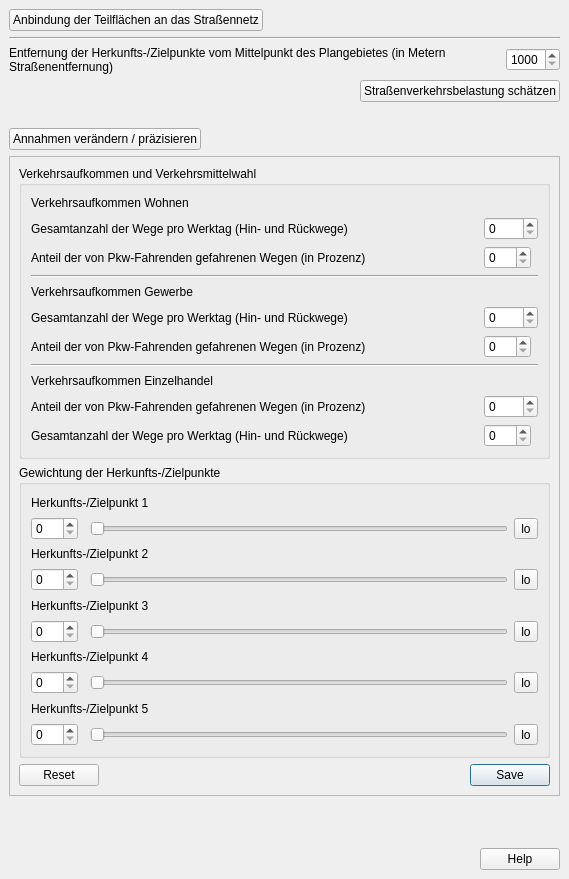
Above: projektcheck/ProjektCheck_dockwidget_analysis_03-ViU.ui from projektcheck/ProjektCheck-QGIS before the change. Below: the same form after it.
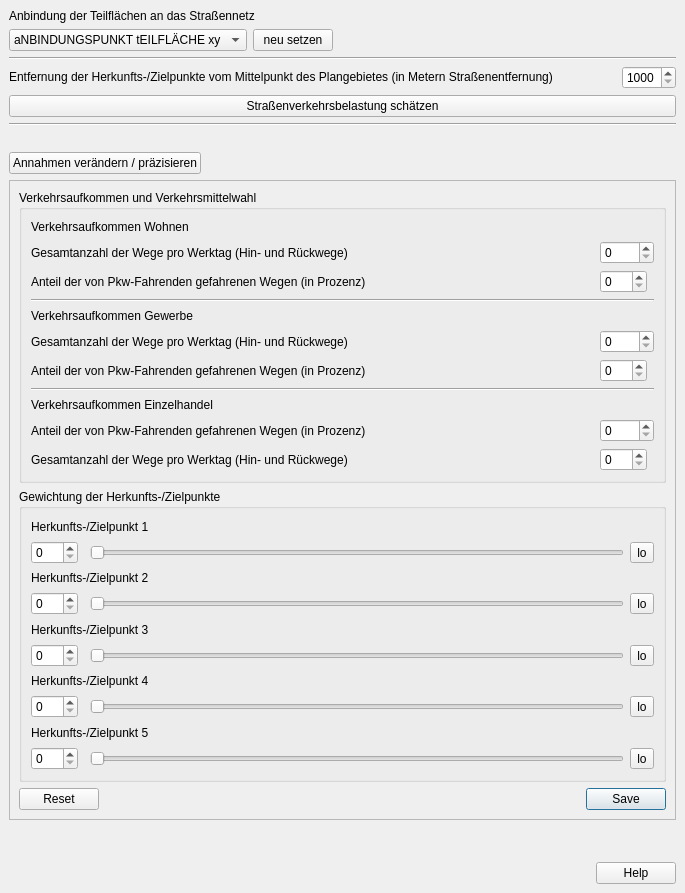
That is the form after the change.

```diff
--- a/projektcheck/ProjektCheck_dockwidget_analysis_03-ViU.ui
+++ b/projektcheck/ProjektCheck_dockwidget_analysis_03-ViU.ui
@@ -6,8 +6,8 @@
    <rect>
     <x>0</x>
     <y>0</y>
-    <width>569</width>
-    <height>879</height>
+    <width>685</width>
+    <height>893</height>
    </rect>
   </property>
   <property name="windowTitle">
@@ -15,14 +15,46 @@
   </property>
   <widget class="QWidget" name="dockWidgetContents">
    <layout class="QGridLayout" name="gridLayout">
-    <item row="1" column="0" colspan="2">
-     <widget class="Line" name="line_3">
-      <property name="orientation">
-       <enum>Qt::Horizontal</enum>
-      </property>
-     </widget>
+    <item row="2" column="0" colspan="2">
+     <layout class="QHBoxLayout" name="horizontalLayout">
+      <item>
+       <widget class="QComboBox" name="comboBox">
+        <property name="minimumSize">
+         <size>
+          <width>200</width>
+          <height>0</height>
+         </size>
+        </property>
+        <item>
+         <property name="text">
+          <string>aNBINDUNGSPUNKT tEILFLÄCHE xy</string>
+         </property>
+        </item>
+       </widget>
+      </item>
+      <item>
+       <widget class="QPushButton" name="pushButton">
+        <property name="text">
+         <string>neu setzen</string>
+        </property>
+       </widget>
+      </item>
+      <item>
+       <spacer name="horizontalSpacer">
+        <property name="orientation">
+         <enum>Qt::Horizontal</enum>
+        </property>
+        <property name="sizeHint" stdset="0">
+         <size>
+          <width>40</width>
+          <height>20</height>
+         </size>
+        </property>
+       </spacer>
+      </item>
+     </layout>
     </item>
-    <item row="7" column="1">
+    <item row="9" column="1">
      <widget class="QSpinBox" name="spinBox_5">
       <property name="sizePolicy">
        <sizepolicy hsizetype="Fixed" vsizetype="Fixed">
@@ -38,36 +70,7 @@
       </property>
      </widget>
     </item>
-    <item row="0" column="0">
-     <widget class="QPushButton" name="pushButton_13">
-      <property name="sizePolicy">
-       <sizepolicy hsizetype="Fixed" vsizetype="Fixed">
-        <horstretch>0</horstretch>
-        <verstretch>0</verstretch>
-       </sizepolicy>
-      </property>
-      <property name="text">
-       <string>Anbindung der Teilflächen an das Straßennetz</string>
-      </property>
-     </widget>
-    </item>
-    <item row="8" column="0" colspan="2">
-     <widget class="QPushButton" name="pushButton_14">
-      <property name="sizePolicy">
-       <sizepolicy hsizetype="Fixed" vsizetype="Fixed">
-        <horstretch>0</horstretch>
-        <verstretch>0</verstretch>
-       </sizepolicy>
-      </property>
-      <property name="layoutDirection">
-       <enum>Qt::RightToLeft</enum>
-      </property>
-      <property name="text">
-       <string>Straßenverkehrsbelastung schätzen</string>
-      </property>
-     </widget>
-    </item>
-    <item row="9" column="0">
+    <item row="12" column="0">
      <spacer name="horizontalSpacer_3">
       <property name="orientation">
        <enum>Qt::Horizontal</enum>
@@ -80,7 +83,30 @@
       </property>
      </spacer>
     </item>
-    <item row="13" column="0" colspan="2">
+    <item row="3" column="0" colspan="2">
+     <widget class="Line" name="line_3">
+      <property name="orientation">
+       <enum>Qt::Horizontal</enum>
+      </property>
+     </widget>
+    </item>
+    <item row="10" column="0" colspan="2">
+     <widget class="QPushButton" name="pushButton_14">
+      <property name="sizePolicy">
+       <sizepolicy hsizetype="Ignored" vsizetype="Fixed">
+        <horstretch>0</horstretch>
+        <verstretch>0</verstretch>
+       </sizepolicy>
+      </property>
+      <property name="layoutDirection">
+       <enum>Qt::RightToLeft</enum>
+      </property>
+      <property name="text">
+       <string>Straßenverkehrsbelastung schätzen</string>
+      </property>
+     </widget>
+    </item>
+    <item row="16" column="0" colspan="2">
      <widget class="QDialogButtonBox" name="buttonBox_3">
       <property name="layoutDirection">
        <enum>Qt::LeftToRight</enum>
@@ -93,7 +119,29 @@
       </property>
      </widget>
     </item>
-    <item row="11" column="0" colspan="2">
+    <item row="13" column="0">
+     <widget class="QPushButton" name="pushButton_15">
+      <property name="sizePolicy">
+       <sizepolicy hsizetype="Fixed" vsizetype="Fixed">
+        <horstretch>0</horstretch>
+        <verstretch>0</verstretch>
+       </sizepolicy>
+      </property>
+      <property name="toolTip">
+       <string>Der Aufplopteil wird eher als xtra Dialog umgesetzt ...</string>
+      </property>
+      <property name="text">
+       <string>Annahmen verändern / präzisieren</string>
+      </property>
+      <property name="checkable">
+       <bool>true</bool>
+      </property>
+      <property name="flat">
+       <bool>false</bool>
+      </property>
+     </widget>
+    </item>
+    <item row="14" column="0" colspan="2">
      <widget class="QScrollArea" name="scrollArea">
       <property name="minimumSize">
        <size>
@@ -112,7 +160,7 @@
         <rect>
          <x>0</x>
          <y>0</y>
-         <width>549</width>
+         <width>665</width>
          <height>638</height>
         </rect>
        </property>
@@ -480,29 +528,7 @@
       </widget>
      </widget>
     </item>
-    <item row="10" column="0">
-     <widget class="QPushButton" name="pushButton_15">
-      <property name="sizePolicy">
-       <sizepolicy hsizetype="Fixed" vsizetype="Fixed">
-        <horstretch>0</horstretch>
-        <verstretch>0</verstretch>
-       </sizepolicy>
-      </property>
-      <property name="toolTip">
-       <string>Der Aufplopteil wird eher als xtra Dialog umgesetzt ...</string>
-      </property>
-      <property name="text">
-       <string>Annahmen verändern / präzisieren</string>
-      </property>
-      <property name="checkable">
-       <bool>true</bool>
-      </property>
-      <property name="flat">
-       <bool>false</bool>
-      </property>
-     </widget>
-    </item>
-    <item row="7" column="0">
+    <item row="9" column="0">
      <widget class="QLabel" name="label_6">
       <property name="text">
        <string>&lt;html&gt;&lt;head/&gt;&lt;body&gt;&lt;p&gt;Entfernung der Herkunfts-/Zielpunkte vom Mittelpunkt des Plangebietes (in Metern Straßenentfernung)&lt;/p&gt;&lt;/body&gt;&lt;/html&gt;</string>
@@ -512,7 +538,7 @@
       </property>
      </widget>
     </item>
-    <item row="12" column="0">
+    <item row="15" column="0">
      <spacer name="verticalSpacer_3">
       <property name="orientation">
        <enum>Qt::Vertical</enum>
@@ -525,6 +551,20 @@
       </property>
      </spacer>
     </item>
+    <item row="0" column="0">
+     <widget class="QLabel" name="label">
+      <property name="text">
+       <string>Anbindung der Teilflächen an das Straßennetz</string>
+      </property>
+     </widget>
+    </item>
+    <item row="11" column="0" colspan="2">
+     <widget class="Line" name="line_5">
+      <property name="orientation">
+       <enum>Qt::Horizontal</enum>
+      </property>
+     </widget>
+    </item>
    </layout>
   </widget>
  </widget>
```
